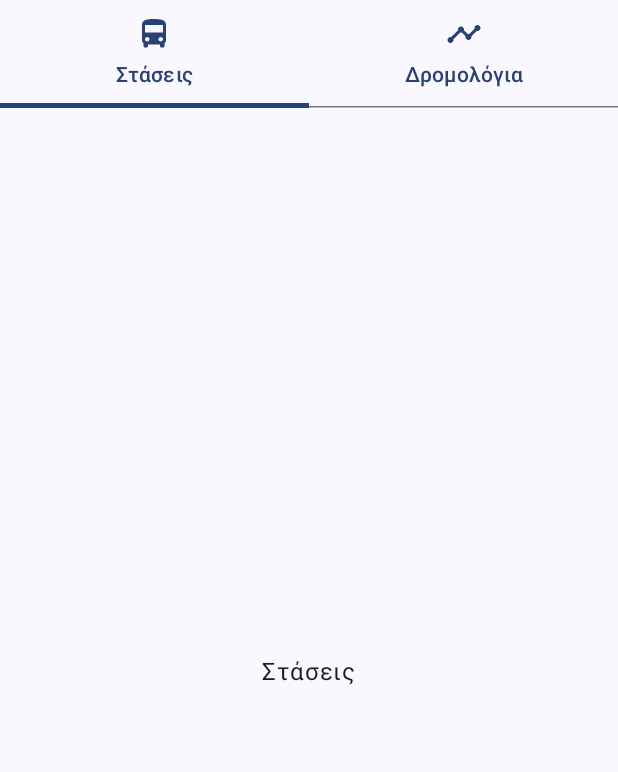
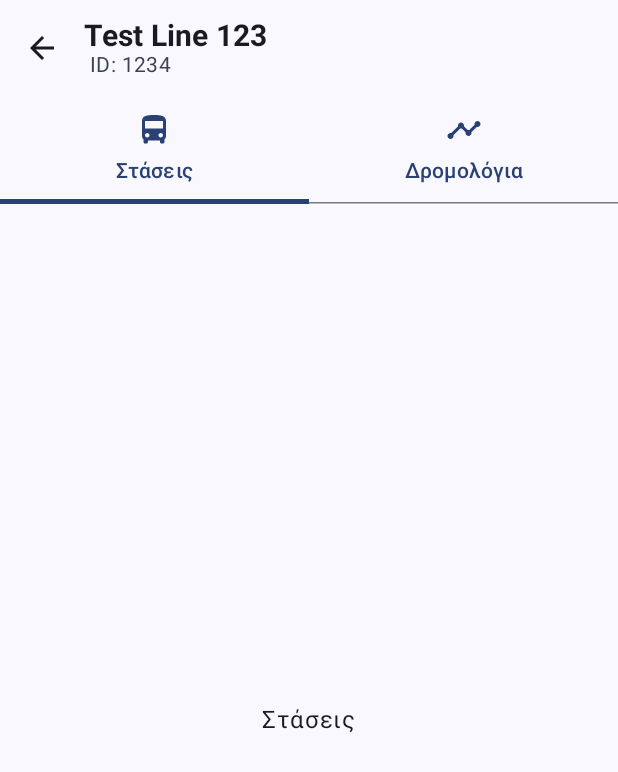
Before and after one commit to mikezerb/AthenaBus, an Android app built with Jetpack Compose: the RouteDetailsScreen screen opened through its navigation route, on a phone screen of 412 x 824 dp. Shown: the top 772 px of the screen. Run offline under Robolectric (Android 15) with nearby library versions, the phone set to English and light mode, and no system bars; our stand-ins replace Dagger/Hilt's generated code.

Commit message:
added test topappbar with back arrow

```diff
--- a/app/src/main/java/com/example/athenabus/presentation/route_details/RouteDetailsScreen.kt
+++ b/app/src/main/java/com/example/athenabus/presentation/route_details/RouteDetailsScreen.kt
@@ -5,20 +5,29 @@ import androidx.compose.foundation.layout.Box
 import androidx.compose.foundation.layout.Column
 import androidx.compose.foundation.layout.fillMaxSize
 import androidx.compose.foundation.layout.fillMaxWidth
+import androidx.compose.foundation.layout.padding
 import androidx.compose.foundation.pager.HorizontalPager
 import androidx.compose.foundation.pager.rememberPagerState
 import androidx.compose.material.icons.Icons
+import androidx.compose.material.icons.filled.ArrowBack
 import androidx.compose.material.icons.filled.DirectionsBus
 import androidx.compose.material.icons.filled.Timeline
 import androidx.compose.material.icons.outlined.DirectionsBus
 import androidx.compose.material.icons.outlined.Timeline
 import androidx.compose.material3.DropdownMenu
+import androidx.compose.material3.ExperimentalMaterial3Api
 import androidx.compose.material3.Icon
+import androidx.compose.material3.IconButton
 import androidx.compose.material3.MaterialTheme
+import androidx.compose.material3.Scaffold
+import androidx.compose.material3.SnackbarHost
+import androidx.compose.material3.SnackbarHostState
 import androidx.compose.material3.Surface
 import androidx.compose.material3.Tab
 import androidx.compose.material3.TabRow
 import androidx.compose.material3.Text
+import androidx.compose.material3.TopAppBar
+import androidx.compose.material3.TopAppBarDefaults
 import androidx.compose.runtime.Composable
 import androidx.compose.runtime.LaunchedEffect
 import androidx.compose.runtime.getValue
@@ -27,12 +36,18 @@ import androidx.compose.runtime.remember
 import androidx.compose.runtime.setValue
 import androidx.compose.ui.Alignment
 import androidx.compose.ui.Modifier
+import androidx.compose.ui.input.nestedscroll.nestedScroll
 import androidx.compose.ui.res.stringResource
+import androidx.compose.ui.text.TextStyle
+import androidx.compose.ui.text.font.FontFamily
+import androidx.compose.ui.text.font.FontWeight
+import androidx.compose.ui.unit.dp
+import androidx.compose.ui.unit.sp
 import androidx.navigation.NavController
 import com.example.athenabus.R
 import com.example.athenabus.presentation.common.TabItem
 
-@OptIn(ExperimentalFoundationApi::class)
+@OptIn(ExperimentalFoundationApi::class, ExperimentalMaterial3Api::class)
 @Composable
 fun RouteDetailsScreen(
     navController: NavController,
@@ -51,6 +66,50 @@ fun RouteDetailsScreen(
         )
     )
 
+    val scrollBehavior = TopAppBarDefaults.pinnedScrollBehavior()
+    val snackbarHostState = remember { SnackbarHostState() }
+
+
+    Scaffold(
+        modifier = Modifier.nestedScroll(scrollBehavior.nestedScrollConnection),
+        topBar = {
+            TopAppBar(
+                title = {
+                    Column {
+                        Text(
+                            text = "Test Line 123",
+                            style = TextStyle(
+                                fontFamily = FontFamily.Default,
+                                fontWeight = FontWeight.Bold,
+                                fontSize = 20.sp,
+                                letterSpacing = 0.15.sp
+                            )
+                        )
+                        Text(
+                            modifier = Modifier.padding(start = 4.dp),
+                            text = "ID: 1234",
+                            style = TextStyle(
+                                fontSize = 14.sp, // Adjust the font size as needed
+                                fontWeight = FontWeight.Normal,
+                                letterSpacing = 0.25.sp,
+                                color = MaterialTheme.colorScheme.secondary // Adjust the color as needed
+                            )
+                        )
+                    }
+                },
+                navigationIcon = {
+                    IconButton(onClick = { navController.navigateUp() }) {
+
+                        Icon(imageVector = Icons.Default.ArrowBack, contentDescription = null)
+                    }
+                },
+                scrollBehavior = scrollBehavior
+            )
+        },
+        snackbarHost = {
+            SnackbarHost(hostState = snackbarHostState)
+        }
+    ) { padding ->
         Surface(
             modifier = Modifier.fillMaxSize(),
             color = MaterialTheme.colorScheme.background
@@ -61,14 +120,18 @@ fun RouteDetailsScreen(
                 pagerState.animateScrollToPage(selectedTabIndex)
             }
 
-        LaunchedEffect(pagerState.currentPage, pagerState.isScrollInProgress) {
-            if (!pagerState.isScrollInProgress) {    // for more than two pages
+            LaunchedEffect(pagerState.currentPage) {
+                // Used for more than two pages
+//                if (!pagerState.isScrollInProgress) {
+//                    selectedTabIndex = pagerState.currentPage
+//                }
                 selectedTabIndex = pagerState.currentPage
-            }
 
             }
             Column(
-            modifier = Modifier.fillMaxSize()
+                modifier = Modifier
+                    .fillMaxSize()
+                    .padding(padding)
             ) {
                 TabRow(selectedTabIndex = selectedTabIndex) {
                     tabItems.forEachIndexed { index, tabItem ->
@@ -108,3 +171,6 @@ fun RouteDetailsScreen(
         }
 
     }
+
+
+}
```
Lines whose indentation alone changed are shown as unchanged.
